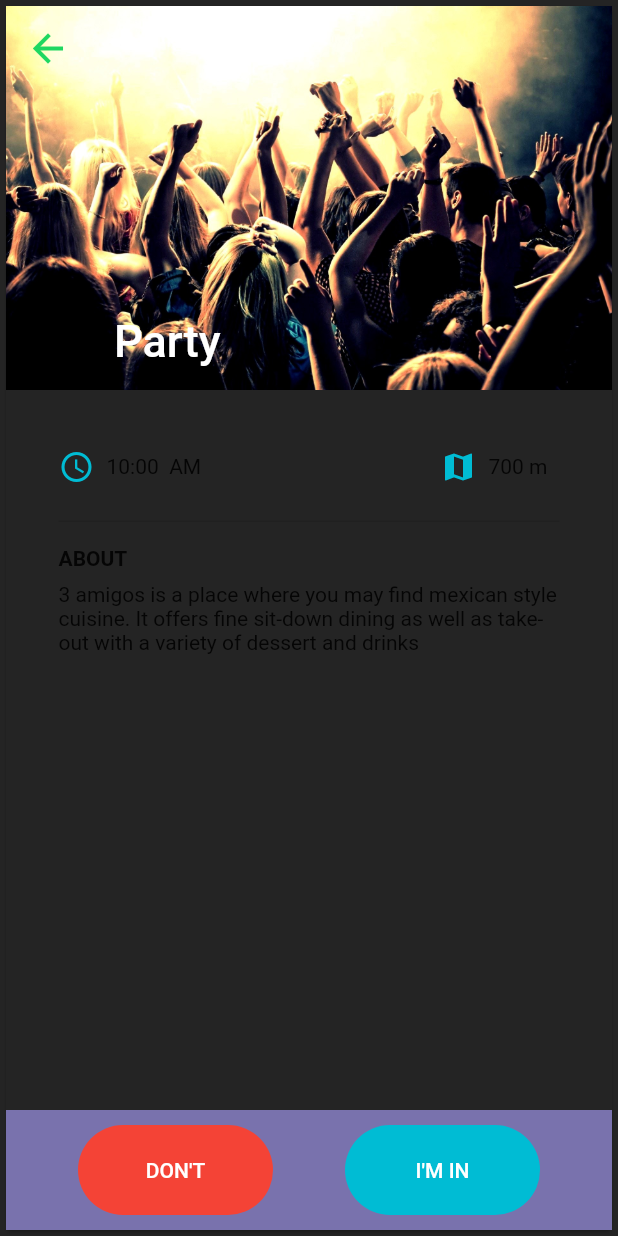
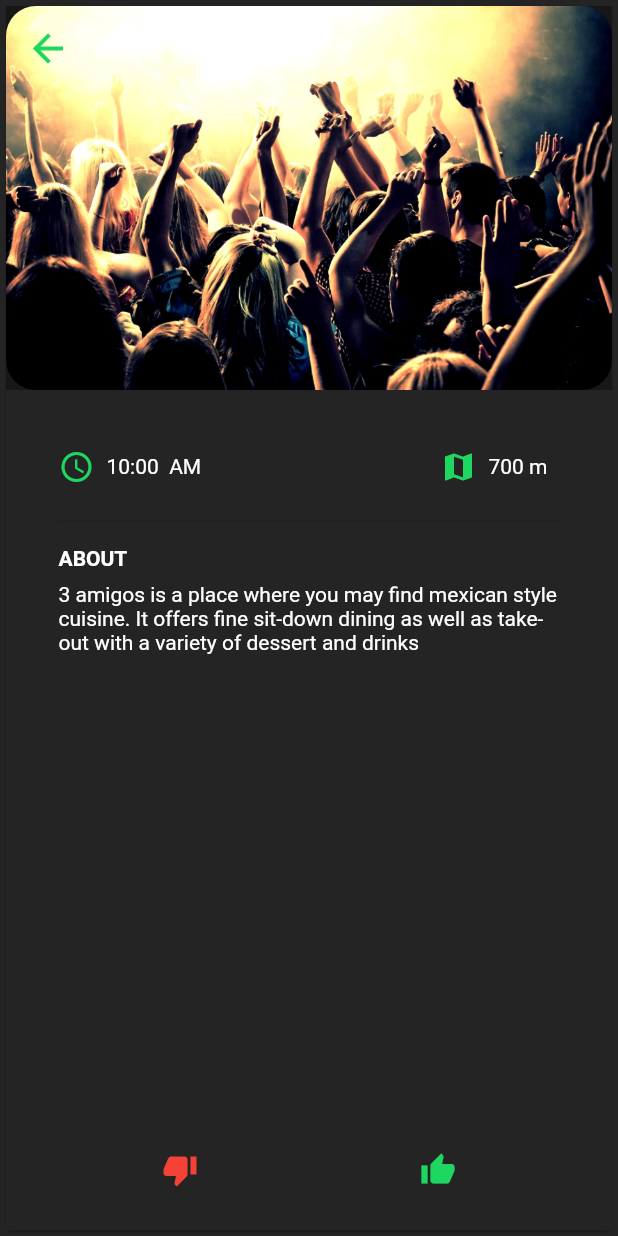
Before and after one commit to muhanator/Hungies, a Flutter app: the screen it shows after launch, after a tap on the "thumb down" icon, on a phone screen of 412 x 824 dp. Run offline on Flutter 3.47's test engine with Material 2 defaults, Android fonts, the phone set to English and light mode, and no system bars; our stand-ins replace google_maps_flutter, sliding_up_panel.

Commit message:
Made more changes

```diff
--- a/lib/views/detail.dart
+++ b/lib/views/detail.dart
@@ -88,7 +88,6 @@ class _DetailPageState extends State<DetailPage> with TickerProviderStateMixin {
                 alignment: AlignmentDirectional.bottomCenter,
                 children: <Widget>[
                    CustomScrollView(
-                    shrinkWrap: false,
                     slivers: <Widget>[
                        SliverAppBar(
                         elevation: 0.0,
@@ -109,7 +108,6 @@ class _DetailPageState extends State<DetailPage> with TickerProviderStateMixin {
                             _appBarBehavior == AppBarBehavior.snapping,
                         snap: _appBarBehavior == AppBarBehavior.snapping,
                         flexibleSpace:  FlexibleSpaceBar(
-                          title:  Text("Party"),
                           background:  Stack(
                             fit: StackFit.expand,
                             children: <Widget>[
@@ -117,6 +115,7 @@ class _DetailPageState extends State<DetailPage> with TickerProviderStateMixin {
                                 width: width.value,
                                 height: _appBarHeight,
                                 decoration:  BoxDecoration(
+                                  borderRadius:  BorderRadius.circular(20.0),
                                   image: data[img],
                                 ),
                               ),
@@ -134,13 +133,13 @@ class _DetailPageState extends State<DetailPage> with TickerProviderStateMixin {
                                 crossAxisAlignment: CrossAxisAlignment.start,
                                 children: <Widget>[
                                    Container(
+                                     decoration:  BoxDecoration(
+                                         color: CARD_GREY,
+                                         border:  Border(
+                                             bottom:  BorderSide(
+                                                 color: Colors.black12))),
                                     padding:  EdgeInsets.only(bottom: 20.0),
                                     alignment: Alignment.center,
-                                    decoration:  BoxDecoration(
-                                        color: CARD_GREY,
-                                        border:  Border(
-                                            bottom:  BorderSide(
-                                                color: Colors.black12))),
                                     child:  Row(
                                       mainAxisAlignment:
                                           MainAxisAlignment.spaceBetween,
@@ -149,12 +148,14 @@ class _DetailPageState extends State<DetailPage> with TickerProviderStateMixin {
                                           children: <Widget>[
                                              Icon(
                                               Icons.access_time,
-                                              color: Colors.cyan,
+                                              color: PRIMARY_COLOR,
                                             ),
                                              Padding(
                                               padding:
                                                   const EdgeInsets.all(8.0),
-                                              child:  Text("10:00  AM"),
+                                              child:  Text("10:00  AM",
+                                                  style:  TextStyle(color: Colors.white,
+                                                      fontWeight: FontWeight.normal)),
                                             )
                                           ],
                                         ),
@@ -162,13 +163,15 @@ class _DetailPageState extends State<DetailPage> with TickerProviderStateMixin {
                                           children: <Widget>[
                                              Icon(
                                               Icons.map,
-                                              color: Colors.cyan,
+                                              color: PRIMARY_COLOR,
                                             ),
                                              Padding(
                                               padding:
                                                   const EdgeInsets.all(8.0),
-                                              child:  Text("700 m"),
-                                            )
+                                              child:  Text("700 m",
+                                                  style:  TextStyle(color: Colors.white,
+                                                      fontWeight: FontWeight.normal),
+                                            ))
                                           ],
                                         ),
                                       ],
@@ -179,13 +182,15 @@ class _DetailPageState extends State<DetailPage> with TickerProviderStateMixin {
                                         top: 16.0, bottom: 8.0),
                                     child:  Text(
                                       "ABOUT",
-                                      style:  TextStyle(
+                                      style:  TextStyle(color: Colors.white,
                                           fontWeight: FontWeight.bold),
                                     ),
                                   ),
                                    Text(
                                       "3 amigos is a place where you may find mexican style cuisine. "
-                                          "It offers fine sit-down dining as well as take-out with a variety of dessert and drinks"),
+                                          "It offers fine sit-down dining as well as take-out with a variety of dessert and drinks",
+                                     style: TextStyle(color: Colors.white,
+                                       fontWeight: FontWeight.normal)),
                                    Container(
                                     height: 100.0,
                                   )
@@ -201,42 +206,46 @@ class _DetailPageState extends State<DetailPage> with TickerProviderStateMixin {
                       width: 600.0,
                       height: 80.0,
                       decoration:  BoxDecoration(
-                        color:  Color.fromRGBO(121, 114, 173, 1.0),
+                        color:  CARD_GREY,
                       ),
                       alignment: Alignment.center,
                       child:  Row(
                         mainAxisAlignment: MainAxisAlignment.spaceEvenly,
                         children: <Widget>[
-                           FlatButton(
-                              padding:  EdgeInsets.all(0.0),
-                              onPressed: () {},
-                              child:  Container(
-                                height: 60.0,
-                                width: 130.0,
+                          FlatButton(
+                              child: Container(
+                                  height: 60.0,
+                                  width: 80,
+                                  alignment:
+                                  Alignment.center,
+                                  decoration:
+                                  BoxDecoration(
+                                    color: CARD_GREY,
+                                    borderRadius:
+                                    BorderRadius
+                                        .circular(
+                                        60.0),
+                                  ),
+                                  child: Icon(
+                                    Icons.thumb_down,
+                                    color: Colors.red,
+                                  ))),
+                          FlatButton(
+                              child: Container(
+                                height: 60,
+                                width: 80,
                                 alignment: Alignment.center,
-                                decoration:  BoxDecoration(
-                                  color: Colors.red,
-                                  borderRadius:  BorderRadius.circular(60.0),
+                                decoration:
+                                BoxDecoration(
+                                  color: CARD_GREY,
+                                  borderRadius:
+                                  BorderRadius
+                                      .circular(
+                                      60.0),
                                 ),
-                                child:  Text(
-                                  "DON'T",
-                                  style:  TextStyle(color: Colors.white),
-                                ),
-                              )),
-                           FlatButton(
-                              padding:  EdgeInsets.all(0.0),
-                              onPressed: () {},
-                              child:  Container(
-                                height: 60.0,
-                                width: 130.0,
-                                alignment: Alignment.center,
-                                decoration:  BoxDecoration(
-                                  color: Colors.cyan,
-                                  borderRadius:  BorderRadius.circular(60.0),
-                                ),
-                                child:  Text(
-                                  "I'M IN",
-                                  style:  TextStyle(color: Colors.white),
+                                child: Icon(
+                                  Icons.thumb_up,
+                                  color: PRIMARY_COLOR,
                                 ),
                               ))
                         ],
--- a/lib/views/home_page.dart
+++ b/lib/views/home_page.dart
@@ -251,8 +251,6 @@ class HomePageState extends State<HomePage> with TickerProviderStateMixin {
                                                         .spaceEvenly,
                                                 children: <Widget>[
                                                   FlatButton(
-                                                      padding:
-                                                          EdgeInsets.all(0.0),
                                                       onPressed: () {
                                                         swipeLeft();
                                                       },
@@ -274,8 +272,6 @@ class HomePageState extends State<HomePage> with TickerProviderStateMixin {
                                                             color: Colors.red,
                                                           ))),
                                                   FlatButton(
-                                                      padding:
-                                                          EdgeInsets.all(0.0),
                                                       onPressed: () {
                                                         swipeRight();
                                                       },
```
